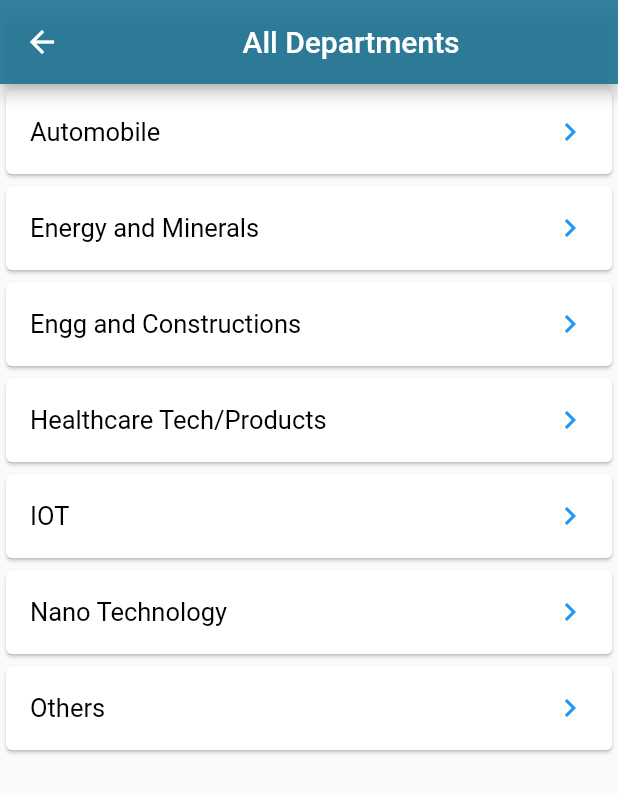
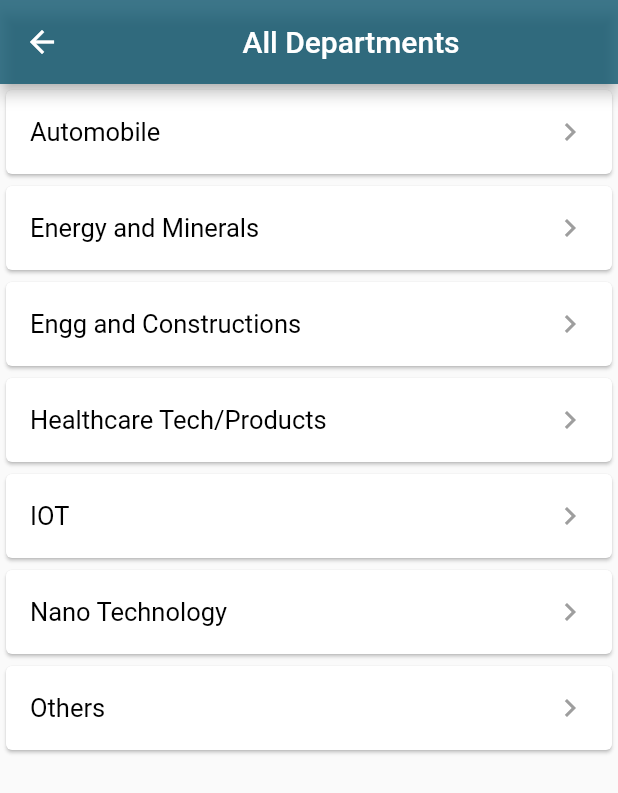
Before and after one commit to HunainHumail/onlala_shopping, a Flutter app: the AllDept screen opened directly, on a phone screen of 412 x 824 dp. Shown: the top 793 px of the screen. Run offline on Flutter 3.47's test engine with Material 2 defaults, Android fonts, the phone set to English and light mode, and no system bars; our stand-ins replace cached_network_image, carousel_pro, chewie, smooth_star_rating, video_player; network calls fail.

Commit message:
Dept Screen changes

```diff
--- a/lib/alldepartments/all_departments.dart
+++ b/lib/alldepartments/all_departments.dart
@@ -14,7 +14,7 @@ class _AllDept extends State<AllDept>{
     // TODO: implement build
     return Scaffold(
       appBar: AppBar(
-        backgroundColor: Color.fromRGBO(30, 115, 148, 0.9),
+        backgroundColor: Color.fromRGBO(15, 87, 111, 0.8),
         title: Center(child: Text("All Departments")),
       ),
       body: SafeArea(
@@ -27,45 +27,45 @@ class _AllDept extends State<AllDept>{
                   Card(
                     child: ListTile(
                       title: Text('Automobile', style: TextStyle(color: Colors.black, fontSize: 17)),
-                      trailing: Icon(Icons.keyboard_arrow_right, color: Theme.of(context).accentColor),
+                      trailing: Icon(Icons.keyboard_arrow_right, color: Colors.grey),
 
                     ),
                   ),
                   Card(
                     child: ListTile(
                       title: Text('Energy and Minerals', style: TextStyle(color: Colors.black, fontSize: 17)),
-                      trailing: Icon(Icons.keyboard_arrow_right, color: Theme.of(context).accentColor),
+                      trailing: Icon(Icons.keyboard_arrow_right, color: Colors.grey),
 
                     ),
                   ),
                   Card(
                     child: ListTile(
                       title: Text('Engg and Constructions', style: TextStyle(color: Colors.black, fontSize: 17)),
-                      trailing: Icon(Icons.keyboard_arrow_right, color: Theme.of(context).accentColor),
+                      trailing: Icon(Icons.keyboard_arrow_right, color: Colors.grey),
                     ),
                   ),
                   Card(
                     child: ListTile(
                       title: Text('Healthcare Tech/Products', style: TextStyle(color: Colors.black, fontSize: 17)),
-                      trailing: Icon(Icons.keyboard_arrow_right, color: Theme.of(context).accentColor),
+                      trailing: Icon(Icons.keyboard_arrow_right, color: Colors.grey),
                     ),
                   ),
                   Card(
                     child: ListTile(
                       title: Text('IOT', style: TextStyle(color: Colors.black, fontSize: 17)),
-                      trailing: Icon(Icons.keyboard_arrow_right, color: Theme.of(context).accentColor),
+                      trailing: Icon(Icons.keyboard_arrow_right, color: Colors.grey),
                     ),
                   ),
                   Card(
                     child:  ListTile(
                       title: Text('Nano Technology', style: TextStyle(color: Colors.black, fontSize: 17)),
-                      trailing: Icon(Icons.keyboard_arrow_right, color: Theme.of(context).accentColor),
+                      trailing: Icon(Icons.keyboard_arrow_right, color: Colors.grey),
                     ),
                   ),
                   Card(
                     child: ListTile(
                       title: Text('Others', style: TextStyle(color: Colors.black, fontSize: 17)),
-                      trailing: Icon(Icons.keyboard_arrow_right, color: Theme.of(context).accentColor),
+                      trailing: Icon(Icons.keyboard_arrow_right, color: Colors.grey),
                     ),
                   ),
 
--- a/lib/alldepartments/automobile.dart
+++ b/lib/alldepartments/automobile.dart
@@ -29,7 +29,7 @@ class _Automobile extends State<Automobile> {
     // TODO: implement build
     return Scaffold(
       appBar: AppBar(
-        backgroundColor: Color.fromRGBO(30, 115, 148, 0.9),
+        backgroundColor: Color.fromRGBO(15, 87, 111, 0.9),
         title: Center(child: Text("Automobile")),
       ),
 
@@ -65,7 +65,7 @@ class _Automobile extends State<Automobile> {
                         ),
                         Padding(
                           padding: const EdgeInsets.all(8.0),
-                          child: Center(child: Text('Category Name',style: TextStyle(fontWeight: FontWeight.bold,fontSize: 20),)),
+                          child: Center(child: Text('Category Name',style: TextStyle(fontWeight: FontWeight.bold,fontSize: 20,color: Color.fromRGBO(15, 87, 111, 0.9)),)),
                         ),
                         Padding(
                           padding: const EdgeInsets.all(6.0),
--- a/lib/main.dart
+++ b/lib/main.dart
@@ -27,7 +27,7 @@ void main() {
 
         debugShowCheckedModeBanner: false,
         // home: OnboardingPage(),
-        home:Wallet(),
+        home:Automobile(),
 
       )
   );
```
Also changed, not shown: lib/alldepartments/products/automobile_product.dart (+7 -7 lines).
